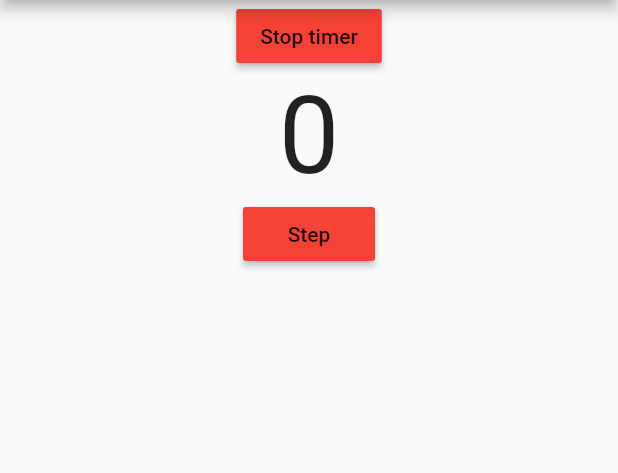
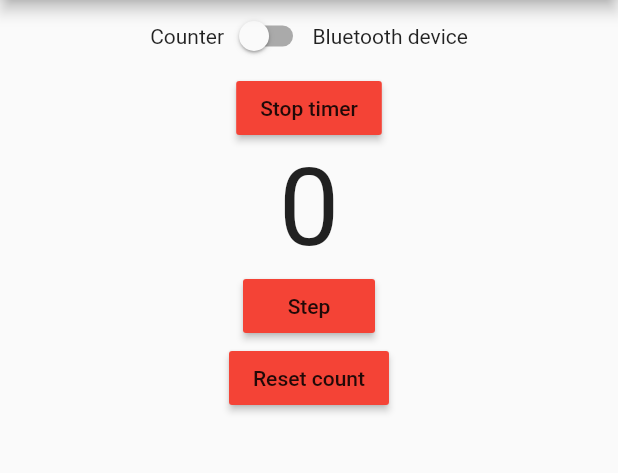
Before and after one commit to christianlegge/shoestep, a Flutter app: the ReadDataScreen screen opened by its route, after a tap on "Start timer", on a phone screen of 412 x 824 dp, the part 84-557 px from its top. Run offline on Flutter 3.47's test engine with Material 2 defaults, Android fonts, the phone set to English and light mode, and no system bars; our stand-ins replace flutter_blue, sqflite; accounts and stored records are empty.

Commit message:
better timer and reset count

```diff
--- a/lib/main.dart
+++ b/lib/main.dart
@@ -416,19 +416,36 @@ class ReadDataScreen extends StatefulWidget {
 class ReadDataScreenState extends State<ReadDataScreen> {
   Timer readTimer;
   int steps = 0;
+  bool readFromBluetooth = false;
+  bool tryReading = false;
+  int stepsDiff = 0;
+  bool lastReadFinished = true;
+
 
   void readSteps(Timer t) {
     print("timer elapsed");
-    setState(() {
-      steps = stepcount;
-    });
-    return;
-    if (gSelectedCharacteristic != null && gSelectedDevice != null) {
+    if (!readFromBluetooth) {
       setState(() {
-        gSelectedDevice.readCharacteristic(gSelectedCharacteristic).then((l) {
-          steps = Uint8List.fromList(l).buffer.asByteData().getUint32(0);
+        steps = stepcount;
+      });
+    }
+    else {
+      try {
+        if (lastReadFinished) {
+          setState(() {
+            lastReadFinished = false;
+            gSelectedDevice.readCharacteristic(gSelectedCharacteristic).then((l) {
+              steps = Uint8List.fromList(l).buffer.asByteData().getUint32(0) + stepsDiff;
+              lastReadFinished = true;
+            });
+          });
+        }
+      }
+      catch(e) {
+        setState(() {
+          steps = -333;
         });
-      });
+      }
     }
   }
 
@@ -442,12 +459,28 @@ class ReadDataScreenState extends State<ReadDataScreen> {
       body: Center(
         child: Column(
           children: <Widget>[
+            Row(
+              mainAxisAlignment: MainAxisAlignment.center,
+              children: <Widget>[
+                Text('Counter'),
+                Switch(
+                  value: readFromBluetooth,
+                  materialTapTargetSize: MaterialTapTargetSize.padded,
+                  onChanged: (val) {
+                    setState(() {
+                      readFromBluetooth = val;
+                    });
+                  },
+                ),
+                Text('Bluetooth device'),
+              ]
+            ),
             RaisedButton(
               child: Text(readTimer != null ? "Stop timer" : "Start timer"),
               onPressed: () {
                 setState( () {
                   if (readTimer == null) {
-                    readTimer = new Timer.periodic(Duration(milliseconds: 5000), readSteps);
+                    readTimer = new Timer.periodic(Duration(milliseconds: 50), readSteps);
                     print('timer started');
                   }
                   else if (readTimer != null) {
@@ -467,6 +500,15 @@ class ReadDataScreenState extends State<ReadDataScreen> {
               child: Text('Step'),
               onPressed: () {
                 stepcount++;
+              },
+            ),
+            RaisedButton(
+              child: Text('Reset count'),
+              onPressed: () {
+                setState(() {
+                  stepsDiff = stepsDiff - steps;
+                  steps = 0;
+                });
               },
             )
           ],
```
